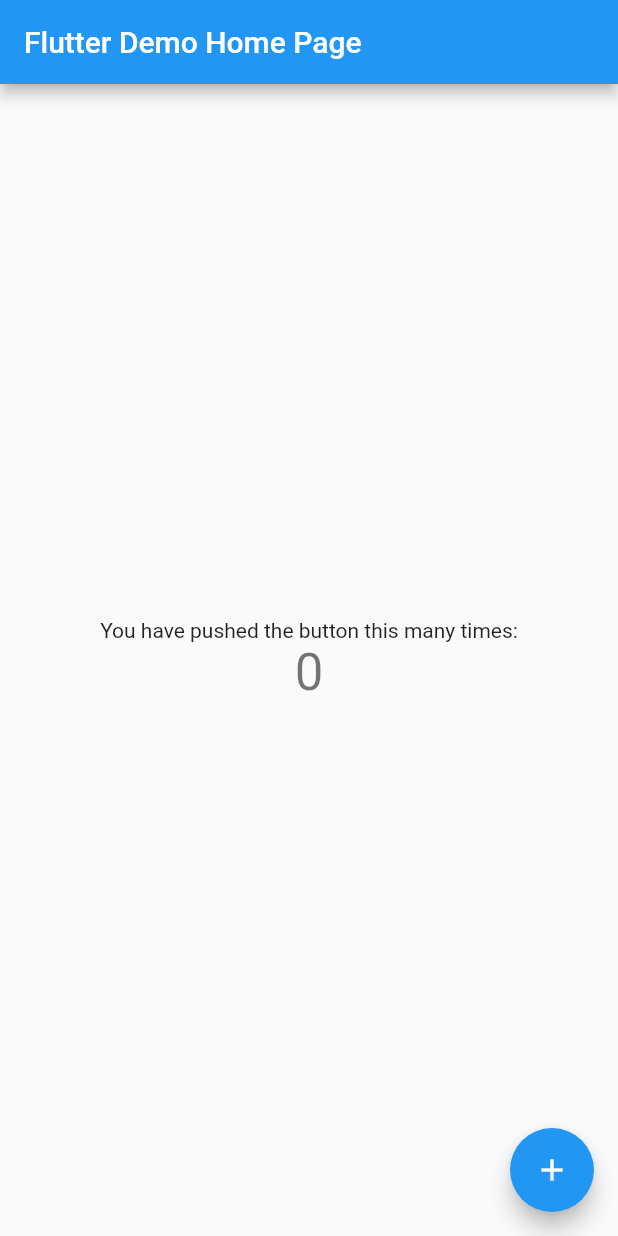
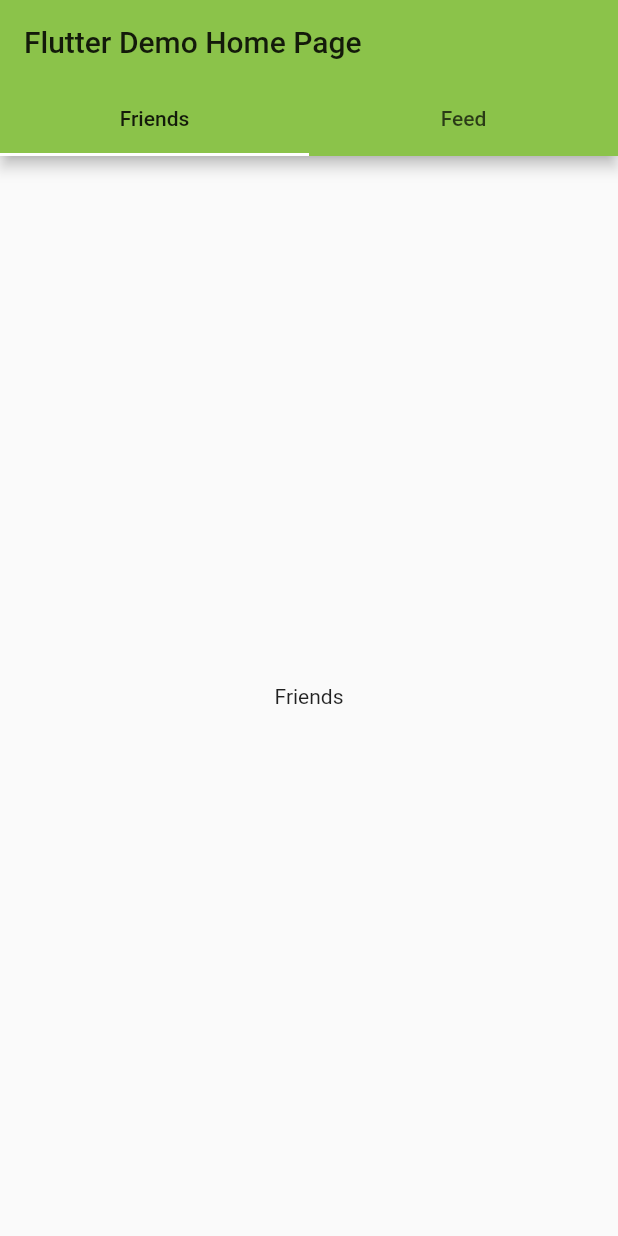
Before and after one commit to ericpinter/image_sharing, a Flutter app: the screen it shows after launch, on a phone screen of 412 x 824 dp. Run offline on Flutter 3.47's test engine with Material 2 defaults, Android fonts, the phone set to English and light mode, and no system bars; our stand-ins replace image_picker.

Commit message:
UI outline
I added a little experiment with the Hero transition between feed and send. I will probably remove it eventually.

```diff
--- /dev/null
+++ b/lib/friends.dart
@@ -0,0 +1,15 @@
+import 'package:flutter/cupertino.dart';
+import 'package:flutter/material.dart';
+
+class FriendsTab extends StatefulWidget {
+  @override
+  State<StatefulWidget> createState() => _FriendsTabState();
+}
+
+class _FriendsTabState extends State<FriendsTab> {
+  @override
+  Widget build(BuildContext context) {
+    return Text("Friends");
+  }
+
+}
--- a/lib/main.dart
+++ b/lib/main.dart
@@ -1,4 +1,7 @@
 import 'package:flutter/material.dart';
+import './friends.dart';
+import './feed.dart';
+import './send.dart';
 
 void main() {
   runApp(MyApp());
@@ -11,19 +14,7 @@ class MyApp extends StatelessWidget {
     return MaterialApp(
       title: 'Flutter Demo',
       theme: ThemeData(
-        // This is the theme of your application.
-        //
-        // Try running your application with "flutter run". You'll see the
-        // application has a blue toolbar. Then, without quitting the app, try
-        // changing the primarySwatch below to Colors.green and then invoke
-        // "hot reload" (press "r" in the console where you ran "flutter run",
-        // or simply save your changes to "hot reload" in a Flutter IDE).
-        // Notice that the counter didn't reset back to zero; the application
-        // is not restarted.
-        primarySwatch: Colors.blue,
-        // This makes the visual density adapt to the platform that you run
-        // the app on. For desktop platforms, the controls will be smaller and
-        // closer together (more dense) than on mobile platforms.
+        primarySwatch: Colors.lightGreen,
         visualDensity: VisualDensity.adaptivePlatformDensity,
       ),
       home: MyHomePage(title: 'Flutter Demo Home Page'),
@@ -34,15 +25,6 @@ class MyApp extends StatelessWidget {
 class MyHomePage extends StatefulWidget {
   MyHomePage({Key key, this.title}) : super(key: key);
 
-  // This widget is the home page of your application. It is stateful, meaning
-  // that it has a State object (defined below) that contains fields that affect
-  // how it looks.
-
-  // This class is the configuration for the state. It holds the values (in this
-  // case the title) provided by the parent (in this case the App widget) and
-  // used by the build method of the State. Fields in a Widget subclass are
-  // always marked "final".
-
   final String title;
 
   @override
@@ -50,68 +32,23 @@ class MyHomePage extends StatefulWidget {
 }
 
 class _MyHomePageState extends State<MyHomePage> {
-  int _counter = 0;
-
-  void _incrementCounter() {
-    setState(() {
-      // This call to setState tells the Flutter framework that something has
-      // changed in this State, which causes it to rerun the build method below
-      // so that the display can reflect the updated values. If we changed
-      // _counter without calling setState(), then the build method would not be
-      // called again, and so nothing would appear to happen.
-      _counter++;
-    });
-  }
-
   @override
   Widget build(BuildContext context) {
-    // This method is rerun every time setState is called, for instance as done
-    // by the _incrementCounter method above.
-    //
-    // The Flutter framework has been optimized to make rerunning build methods
-    // fast, so that you can just rebuild anything that needs updating rather
-    // than having to individually change instances of widgets.
-    return Scaffold(
-      appBar: AppBar(
-        // Here we take the value from the MyHomePage object that was created by
-        // the App.build method, and use it to set our appbar title.
-        title: Text(widget.title),
-      ),
-      body: Center(
-        // Center is a layout widget. It takes a single child and positions it
-        // in the middle of the parent.
-        child: Column(
-          // Column is also a layout widget. It takes a list of children and
-          // arranges them vertically. By default, it sizes itself to fit its
-          // children horizontally, and tries to be as tall as its parent.
-          //
-          // Invoke "debug painting" (press "p" in the console, choose the
-          // "Toggle Debug Paint" action from the Flutter Inspector in Android
-          // Studio, or the "Toggle Debug Paint" command in Visual Studio Code)
-          // to see the wireframe for each widget.
-          //
-          // Column has various properties to control how it sizes itself and
-          // how it positions its children. Here we use mainAxisAlignment to
-          // center the children vertically; the main axis here is the vertical
-          // axis because Columns are vertical (the cross axis would be
-          // horizontal).
-          mainAxisAlignment: MainAxisAlignment.center,
-          children: <Widget>[
-            Text(
-              'You have pushed the button this many times:',
-            ),
-            Text(
-              '$_counter',
-              style: Theme.of(context).textTheme.headline4,
-            ),
-          ],
-        ),
-      ),
-      floatingActionButton: FloatingActionButton(
-        onPressed: _incrementCounter,
-        tooltip: 'Increment',
-        child: Icon(Icons.add),
-      ), // This trailing comma makes auto-formatting nicer for build methods.
-    );
+    var tabs = [FriendsTab(), FeedTab()];
+    var tabStrings = ["Friends", "Feed"];
+
+    return DefaultTabController(
+        length: tabs.length,
+        child: Scaffold(
+          appBar: AppBar(
+              title: Text(widget.title),
+              bottom: TabBar(
+                isScrollable: false,
+                tabs: [for (final label in tabStrings) Tab(text: label)],
+              )),
+          body: TabBarView(children: [
+            for (final tab in tabs) Center(child: tab),
+          ]),
+        ));
   }
 }
--- a/pubspec.yaml
+++ b/pubspec.yaml
@@ -23,6 +23,7 @@ environment:
 dependencies:
   flutter:
     sdk: flutter
+  image_picker: ^0.6.7
 
 
   # The following adds the Cupertino Icons font to your application.
```
Also changed, not shown: lib/feed.dart (added, +31 -0 lines), lib/post.dart (added, +7 -0 lines), lib/send.dart (added, +80 -0 lines), pubspec.lock, 1 other file.
